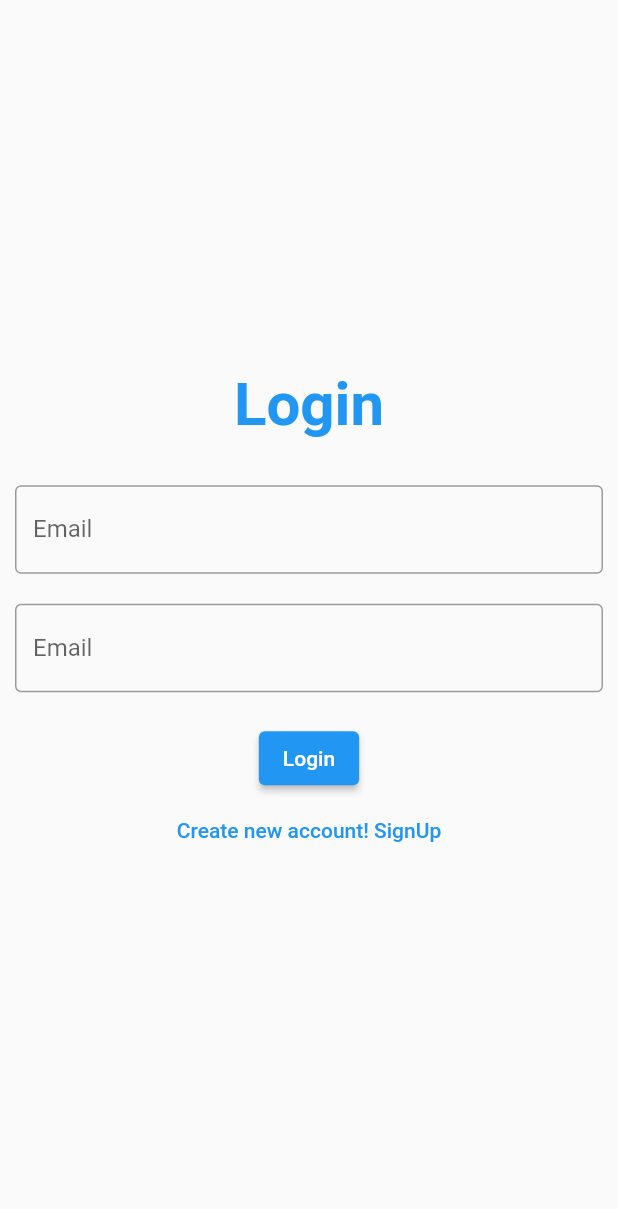
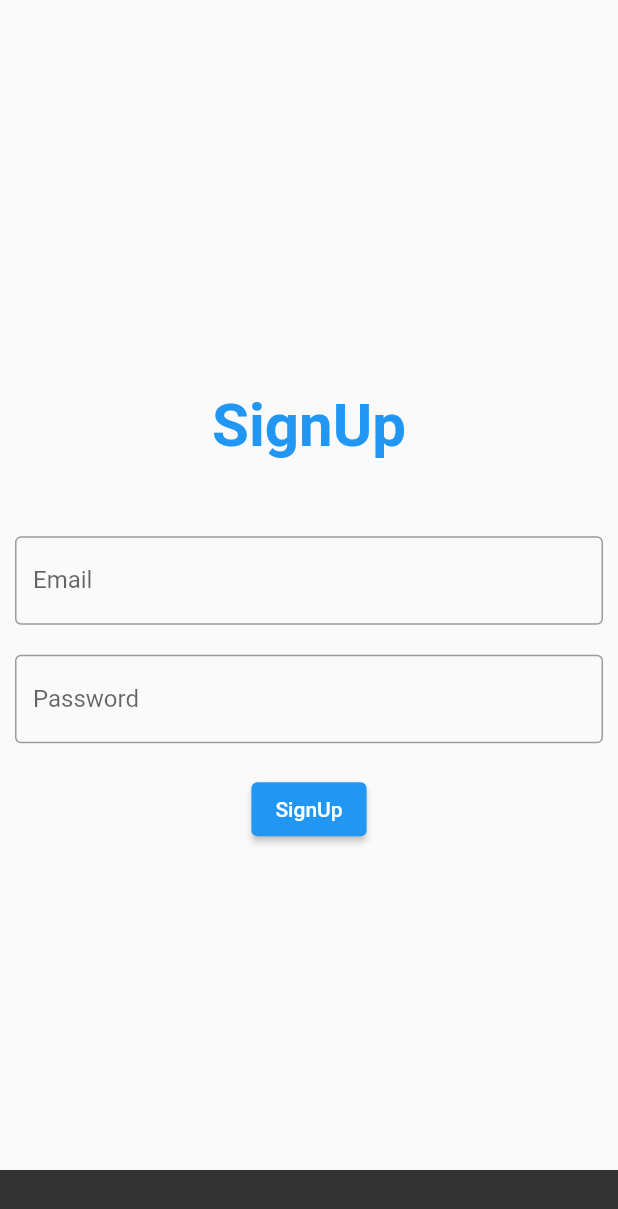
Before and after one commit to KrinalNakarani/recipeapp, a Flutter app: the screen it shows after launch, after a tap on "Login", on a phone screen of 412 x 824 dp. Shown: the top 1209 px of the screen. Run offline on Flutter 3.47's test engine with Material 2 defaults, Android fonts, the phone set to English and light mode, and no system bars; our stand-ins replace firebase_auth, firebase_core; accounts and stored records are empty; network calls fail.

Commit message:
24-8-2022

```diff
--- a/lib/main.dart
+++ b/lib/main.dart
@@ -3,6 +3,7 @@ import 'package:flutter/material.dart';
 import 'package:provider/provider.dart';
 import 'package:recipeapp/provider1/ragisterProvider.dart';
 import 'package:recipeapp/screen/login.dart';
+import 'package:recipeapp/screen/register.dart';
 
 void main() async {
   WidgetsFlutterBinding.ensureInitialized();
@@ -18,7 +19,8 @@ void main() async {
         debugShowCheckedModeBanner: false,
         routes: {
           '/': (context) => LoginScreen(),
-          'reg': (context) => LoginScreen(),
+          'reg': (context) => RegisterScreen(),
+          'home': (context) => RegisterScreen(),
         },
       ),
     ),
--- a/lib/provider1/ragisterProvider.dart
+++ b/lib/provider1/ragisterProvider.dart
@@ -1,8 +1,62 @@
+import 'package:firebase_auth/firebase_auth.dart';
 import 'package:flutter/material.dart';
 import 'package:provider/provider.dart';
 
-class RagiProvider extends ChangeNotifier{
-  void createAccount(){
+class RagiProvider extends ChangeNotifier {
+  Future<String> createAccount(String email, String password) async {
+    String msg = " ";
+    var firebaseAuth = FirebaseAuth.instance;
 
+    try {
+      var res = await firebaseAuth
+          .createUserWithEmailAndPassword(email: email, password: password);
+      msg = "You are successfully registered";
+    }
+    on FirebaseAuthException catch (e) {
+      if (e.code == "Week-password") {
+        msg = "Password is too short";
+      }
+      else if (e.code == "email-in-already-use") {
+        msg = "You are is already registered";
+      }
+    }
+    return msg;
   }
+
+  Future<String> loginUser(String email, String password) async {
+    String msg = "";
+    var firebaseAuth = FirebaseAuth.instance;
+    try {
+      var res = await firebaseAuth.signInWithEmailAndPassword(
+          email: email, password: password);
+      msg = "You are login Successfully";
+    }
+    on FirebaseAuthException catch(e){
+      if (e.code == "User-Not-Found") {
+        msg = "No user found for that email";
+      }
+      else if (e.code == "Wrong-password") {
+        msg = "wrong password provided for that user";
+      }
+    }
+    return msg;
+  }
+
+  bool chckUser(){
+    var firebaseAuth = FirebaseAuth.instance;
+    var user = firebaseAuth.currentUser;
+    if(user!=null)
+      {
+        return true;
+      }
+    else{
+      return false;
+    }
+  }
+
+  void signOut(){
+    var firebaseAuth = FirebaseAuth.instance;
+    firebaseAuth.signOut();
+  }
+
 }
--- a/lib/screen/login.dart
+++ b/lib/screen/login.dart
@@ -1,4 +1,7 @@
 import 'package:flutter/material.dart';
+import 'package:provider/provider.dart';
+
+import '../provider1/ragisterProvider.dart';
 
 class LoginScreen extends StatefulWidget {
   const LoginScreen({Key? key}) : super(key: key);
@@ -8,6 +11,27 @@ class LoginScreen extends StatefulWidget {
 }
 
 class _LoginScreenState extends State<LoginScreen> {
+  TextEditingController email = TextEditingController();
+  TextEditingController Password = TextEditingController();
+  bool login = false;
+
+  @override
+  void initState() {
+    super.initState();
+    login = Provider.of<RagiProvider>(context, listen: false).chckUser();
+  }
+
+  @override
+  void didChangeDependencies() {
+    super.didChangeDependencies();
+  }
+
+  void isLogin() {
+    if (login) {
+      Navigator.pushReplacementNamed(context, 'home');
+    }
+  }
+
   @override
   Widget build(BuildContext context) {
     return SafeArea(
@@ -30,29 +54,42 @@ class _LoginScreenState extends State<LoginScreen> {
                   height: 30,
                 ),
                 TextField(
+                  controller: email,
                   decoration: InputDecoration(
                     border: OutlineInputBorder(),
                     label: Text("Email"),
                   ),
+                  keyboardType: TextInputType.emailAddress,
                 ),
                 SizedBox(
                   height: 20,
                 ),
                 TextField(
+                  controller: Password,
                   decoration: InputDecoration(
                     border: OutlineInputBorder(),
-                    label: Text("Email"),
+                    label: Text("Password"),
                   ),
+                  keyboardType: TextInputType.number,
                 ),
                 SizedBox(
                   height: 20,
                 ),
                 ElevatedButton(
-                  onPressed: () {},
+                  onPressed: () async {
+                    var res =
+                        await Provider.of<RagiProvider>(context, listen: false)
+                            .loginUser(email.text, Password.text);
+                    ScaffoldMessenger.of(context)
+                        .showSnackBar(SnackBar(content: Text("$res")));
+                    Navigator.pushReplacementNamed(context, 'home');
+                  },
                   child: Text("Login"),
                 ),
                 TextButton(
-                  onPressed: () {},
+                  onPressed: () {
+                    Navigator.pushNamed(context, 'reg');
+                  },
                   child: Text(
                     "Create new account! SignUp",
                     style: TextStyle(color: Colors.blue),
--- a/lib/screen/register.dart
+++ b/lib/screen/register.dart
@@ -0,0 +1,78 @@
+import 'package:flutter/material.dart';
+import 'package:provider/provider.dart';
+import 'package:recipeapp/provider1/ragisterProvider.dart';
+
+class RegisterScreen extends StatefulWidget {
+  const RegisterScreen({Key? key}) : super(key: key);
+
+  @override
+  State<RegisterScreen> createState() => _RegisterScreenState();
+}
+
+class _RegisterScreenState extends State<RegisterScreen> {
+  TextEditingController email = TextEditingController();
+  TextEditingController Password = TextEditingController();
+
+  @override
+  Widget build(BuildContext context) {
+    return SafeArea(
+      child: Scaffold(
+        body: Container(
+          padding: EdgeInsets.all(10),
+          child: Center(
+            child: Column(
+              mainAxisAlignment: MainAxisAlignment.center,
+              children: [
+                Text(
+                  "SignUp",
+                  style: TextStyle(
+                    fontSize: 40,
+                    color: Colors.blue,
+                    fontWeight: FontWeight.bold,
+                  ),
+                ),
+                SizedBox(
+                  height: 50,
+                ),
+                TextField(
+                  controller: email,
+                  decoration: InputDecoration(
+                    border: OutlineInputBorder(),
+                    label: Text("Email"),
+                  ),
+                  keyboardType: TextInputType.emailAddress,
+                ),
+                SizedBox(
+                  height: 20,
+                ),
+                TextField(
+                  controller: Password,
+                  decoration: InputDecoration(
+                    border: OutlineInputBorder(),
+                    label: Text("Password"),
+                  ),
+                  keyboardType: TextInputType.number,
+                ),
+                SizedBox(
+                  height: 20,
+                ),
+                ElevatedButton(
+                  onPressed: () async{
+                    var data =
+                       await Provider.of<RagiProvider>(context, listen: false)
+                            .createAccount(email.text, Password.text);
+
+
+                    ScaffoldMessenger.of(context)
+                        .showSnackBar(SnackBar(content: Text("$data")));
+                  },
+                  child: Text("SignUp"),
+                ),
+              ],
+            ),
+          ),
+        ),
+      ),
+    );
+  }
+}
```
Also changed, not shown: lib/screen/home/homeScreen.dart (added, +34 -0 lines).
